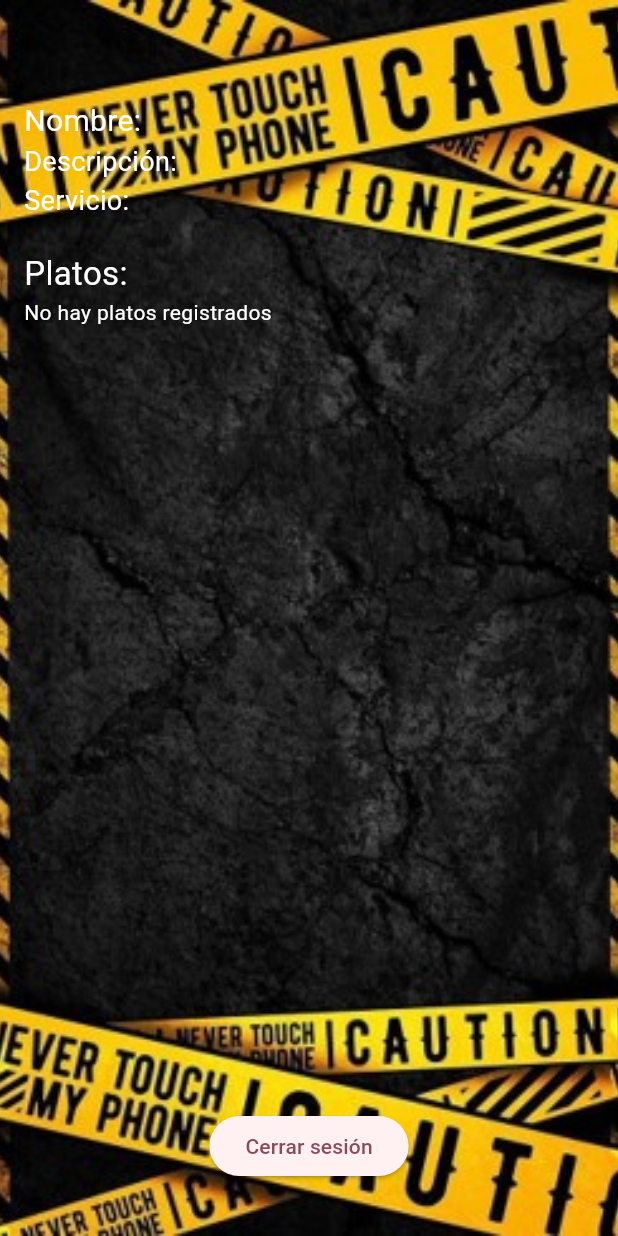
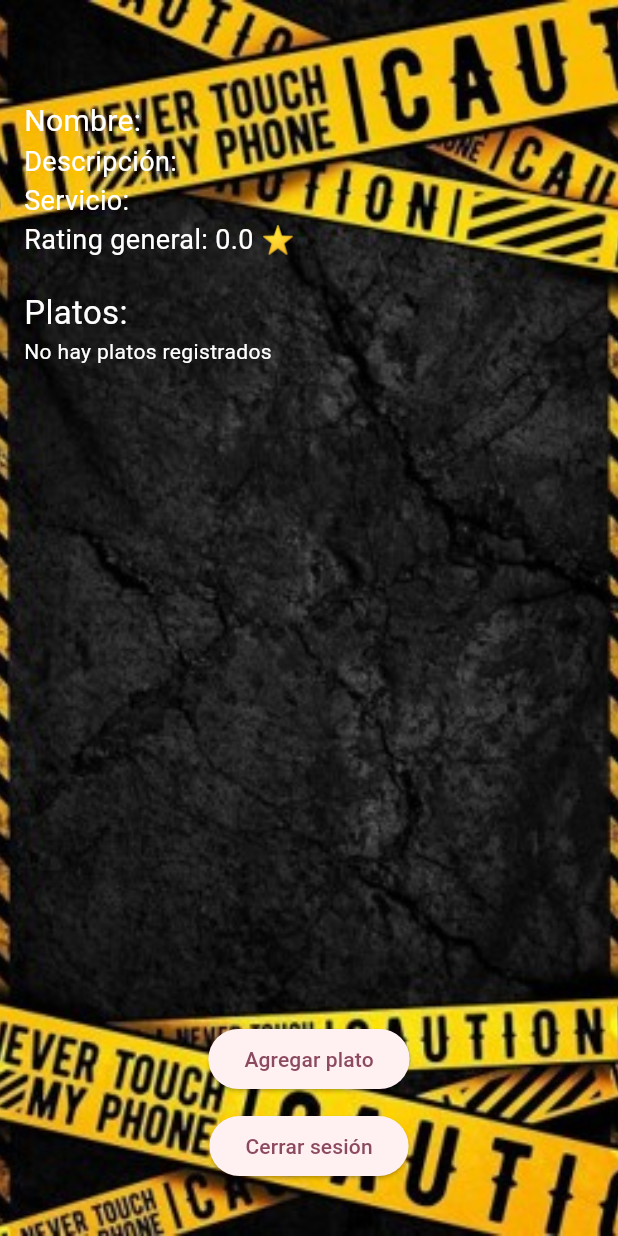
Before and after one commit to jose19990705/ProyectoFinal, a Flutter app: the MyProfileShopkeeperPage screen opened directly, on a phone screen of 412 x 824 dp. Run offline on Flutter 3.47's test engine with Material 3 defaults, Android fonts, the phone set to English and light mode, and no system bars; our stand-ins replace cloud_firestore, firebase_auth, firebase_core, firebase_crashlytics, flutter_map, flutter_rating_bar and 2 more; accounts and stored records are empty.

Commit message:
Se tiene finalizado el manejo del rating, puesto que, ya se puede calificar platos y los dueños ver dichas estadísticas.

```diff
--- a/lib/pages/my_profile_shopkeeper_page.dart
+++ b/lib/pages/my_profile_shopkeeper_page.dart
@@ -1,4 +1,4 @@
-//Este archivo, es la página de los negociantes.
+// Este archivo es la página del perfil de los negociantes.
 
 import 'package:flutter/material.dart';
 import 'package:cloud_firestore/cloud_firestore.dart';
@@ -6,6 +6,7 @@ import 'package:firebase_auth/firebase_auth.dart';
 import 'package:laboratorio_3/pages/repository/firebase_api.dart';
 import 'package:laboratorio_3/pages/repository/firebase_api_get_data_shoopkeeper.dart';
 import 'package:laboratorio_3/pages/sign_in_Page.dart';
+import 'package:laboratorio_3/pages/new_Food_Page.dart';
 
 class MyProfileShopkeeperPage extends StatefulWidget {
   const MyProfileShopkeeperPage({super.key});
@@ -19,23 +20,11 @@ class _MyProfileShopkeeperPageState extends State<MyProfileShopkeeperPage> {
   late Future<List<Map<String, dynamic>>> _foodListFuture;
 
   @override
-  @override
   void initState() {
     super.initState();
     final service = FirebaseApiGetDataShopkeeper();
     _profileFuture = service.getCurrentShopkeeperData();
     _foodListFuture = service.getFoodsFromShopkeeper();
-  }
-
-
-  Future<List<Map<String, dynamic>>> _getFoods(String uid) async {
-    final snapshot = await FirebaseFirestore.instance
-        .collection('Negociante')
-        .doc(uid)
-        .collection('Food')
-        .get();
-
-    return snapshot.docs.map((doc) => doc.data()).toList();
   }
 
   @override
@@ -57,69 +46,95 @@ class _MyProfileShopkeeperPageState extends State<MyProfileShopkeeperPage> {
                 if (snapshot.connectionState == ConnectionState.waiting) {
                   return const Center(child: CircularProgressIndicator());
                 }
-                if (!snapshot.hasData || !snapshot.data!.exists) {
-                  // Documento no encontrado: solo mostrar botón de cerrar sesión
-                  return Column(
-                    mainAxisAlignment: MainAxisAlignment.center,
-                    children: [
-                      const Text("No se encontraron los datos del perfil", style: TextStyle(color: Colors.white, fontSize: 18)),
-                      const SizedBox(height: 20),
-                      Center(
-                        child: ElevatedButton(
-                          onPressed: _onSignOutButtonClicked,
-                          child: const Text("Cerrar sesión"),
-                        ),
-                      ),
-                    ],
+
+                if (snapshot.hasError) {
+                  return Center(
+                    child: Text(
+                      'Error: ${snapshot.error}',
+                      style: TextStyle(color: Colors.white),
+                    ),
                   );
                 }
 
-                if (snapshot.hasError) {
-                  return Center(child: Text('Error: ${snapshot.error}', style: TextStyle(color: Colors.white)));
-                }
-
                 if (!snapshot.hasData || !snapshot.data!.exists) {
-                  return const Center(child: Text('No se encontraron datos del usuario.', style: TextStyle(color: Colors.white)));
+                  return const Center(
+                    child: Text(
+                      "No se encontraron los datos del perfil",
+                      style: TextStyle(color: Colors.white, fontSize: 18),
+                    ),
+                  );
                 }
 
                 final data = snapshot.data!.data()!;
-
-                final name = data['name'] ?? 'No name';
-                final description = data['businessDescription'] ?? 'No description';
-                final service = data['productsService'] ?? 'No service';
+                final name = data['name'] ?? 'Sin nombre';
+                final description = data['businessDescription'] ?? 'Sin descripción';
+                final service = data['productsService'] ?? 'Sin servicio';
+                final rating = (data['rating'] ?? 0).toDouble();
 
                 return Column(
-                  mainAxisAlignment: MainAxisAlignment.start,
                   crossAxisAlignment: CrossAxisAlignment.start,
                   children: [
                     const SizedBox(height: 50),
-                    Text("Nombre: $name", style: const TextStyle(color: Colors.white, fontSize: 20)),
-                    Text("Descripción: $description", style: const TextStyle(color: Colors.white, fontSize: 18)),
-                    Text("Servicio: $service", style: const TextStyle(color: Colors.white, fontSize: 18)),
+                    Text(
+                      "Nombre: $name",
+                      style: const TextStyle(color: Colors.white, fontSize: 20),
+                    ),
+                    Text(
+                      "Descripción: $description",
+                      style: const TextStyle(color: Colors.white, fontSize: 18),
+                    ),
+                    Text(
+                      "Servicio: $service",
+                      style: const TextStyle(color: Colors.white, fontSize: 18),
+                    ),
+                    Text(
+                      "Rating general: ${rating.toStringAsFixed(1)} ⭐",
+                      style: const TextStyle(color: Colors.white, fontSize: 18),
+                    ),
                     const SizedBox(height: 20),
-                    const Text("Platos:", style: TextStyle(color: Colors.white, fontSize: 22)),
+                    const Text(
+                      "Platos:",
+                      style: TextStyle(color: Colors.white, fontSize: 22),
+                    ),
                     Expanded(
                       child: FutureBuilder<List<Map<String, dynamic>>>(
                         future: _foodListFuture,
                         builder: (context, foodSnapshot) {
-                          if (!foodSnapshot.hasData) {
+                          if (foodSnapshot.connectionState == ConnectionState.waiting) {
                             return const Center(child: CircularProgressIndicator());
                           }
 
-                          final foods = foodSnapshot.data!;
+                          if (foodSnapshot.hasError) {
+                            return Center(
+                              child: Text(
+                                "Error al cargar los platos",
+                                style: TextStyle(color: Colors.white),
+                              ),
+                            );
+                          }
+
+                          final foods = foodSnapshot.data ?? [];
+
                           if (foods.isEmpty) {
-                            return const Text("No hay platos registrados", style: TextStyle(color: Colors.white));
+                            return const Text(
+                              "No hay platos registrados",
+                              style: TextStyle(color: Colors.white),
+                            );
                           }
 
                           return ListView.builder(
                             itemCount: foods.length,
                             itemBuilder: (context, index) {
                               final food = foods[index];
+                              final foodRating = (food['rating'] ?? 0).toDouble();
+
                               return Card(
                                 color: Colors.white70,
                                 child: ListTile(
                                   title: Text(food['nombre'] ?? 'Sin nombre'),
-                                  subtitle: Text("Precio: ${food['precio'] ?? '---'}\nDescripción: ${food['descripcion'] ?? ''}"),
+                                  subtitle: Text(
+                                    "Precio: ${food['precio'] ?? '---'}\nDescripción: ${food['descripcion'] ?? ''}\nRating: ${foodRating.toStringAsFixed(1)} ⭐",
+                                  ),
                                 ),
                               );
                             },
@@ -128,6 +143,13 @@ class _MyProfileShopkeeperPageState extends State<MyProfileShopkeeperPage> {
                       ),
                     ),
                     const SizedBox(height: 20),
+                    Center(
+                      child: ElevatedButton(
+                        onPressed: _onTasteButtonClicked,
+                        child: const Text('Agregar plato'),
+                      ),
+                    ),
+                    const SizedBox(height: 10),
                     Center(
                       child: ElevatedButton(
                         onPressed: _onSignOutButtonClicked,
@@ -146,11 +168,17 @@ class _MyProfileShopkeeperPageState extends State<MyProfileShopkeeperPage> {
   }
 
   void _onSignOutButtonClicked() {
-    FirebaseApi _firebaseApi = FirebaseApi();
-    _firebaseApi.signOut();
+    FirebaseApi().signOut();
     Navigator.pushReplacement(
       context,
       MaterialPageRoute(builder: (context) => const SignInPage()),
     );
   }
+
+  void _onTasteButtonClicked() {
+    Navigator.pushReplacement(
+      context,
+      MaterialPageRoute(builder: (context) => const NewFoodPage()),
+    );
+  }
 }
--- a/lib/pages/new_Food_Page.dart
+++ b/lib/pages/new_Food_Page.dart
@@ -5,6 +5,7 @@ import 'package:flutter/services.dart';
 import 'package:flutter_rating_bar/flutter_rating_bar.dart';
 import 'package:image_picker/image_picker.dart';
 import 'package:laboratorio_3/pages/home_Page.dart';
+import 'package:laboratorio_3/pages/my_profile_shopkeeper_page.dart';
 import 'package:laboratorio_3/pages/repository/firebase_api_Register_Tourist_And_shopkeeper.dart';
 
 import '../models/food.dart';
@@ -147,7 +148,7 @@ class _NewFoodPageState extends State<NewFoodPage> {
       _mostrarMensaje("Plato guardado correctamente");
     Navigator.pushReplacement(
     context,
-    MaterialPageRoute(builder: (context) => HomeNavigationBarPage()),
+    MaterialPageRoute(builder: (context) => MyProfileShopkeeperPage()),
       );
     }
   }
```
